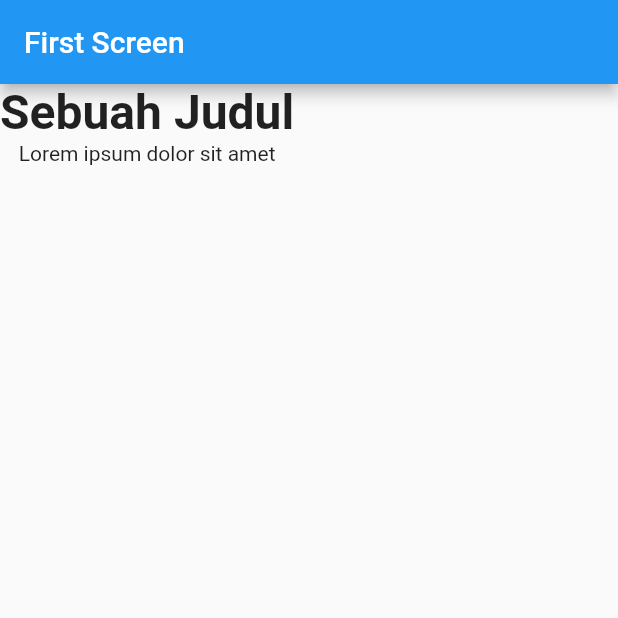
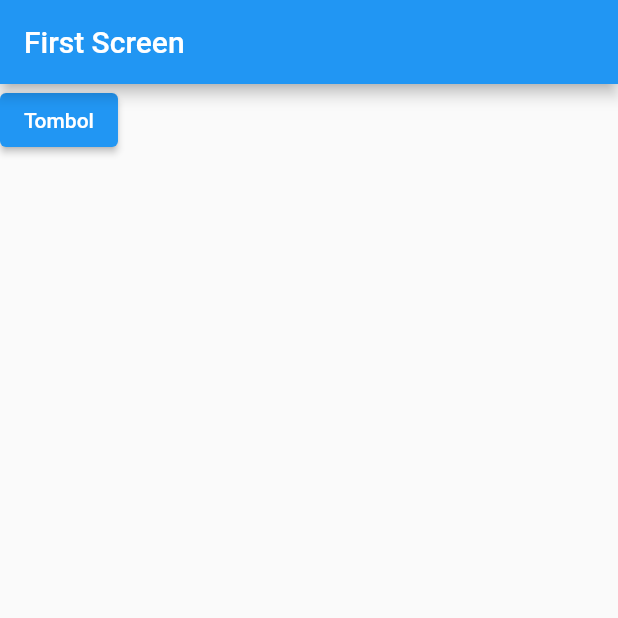
Before and after one commit to samani21/komponen-dasar-flutter, a Flutter app: the screen it shows after launch, on a phone screen of 412 x 824 dp, the top half of it. Run offline on Flutter 3.47's test engine with Material 2 defaults, Android fonts, the light colour scheme and no system bars.

Commit message:
membuat elevetedButton

```diff
--- a/lib/main.dart
+++ b/lib/main.dart
@@ -26,15 +26,12 @@ class FirstScreen extends StatelessWidget {
       appBar: AppBar(
         title: Text('First Screen'),
       ),
-            body: Column(
-              children: <Widget>[
-                Text(
-                  'Sebuah Judul',
-                  style: TextStyle(fontSize: 32, fontWeight: FontWeight.bold),
+      body: ElevatedButton(
+        onPressed: () {
+          // Aksi ketika button diklik
+        },
+        child: Text("Tombol"),
       ),
-                Text('Lorem ipsum dolor sit amet'),
-              ],
-            )
       )
     );
   }
```
Lines whose indentation alone changed are shown as unchanged.
